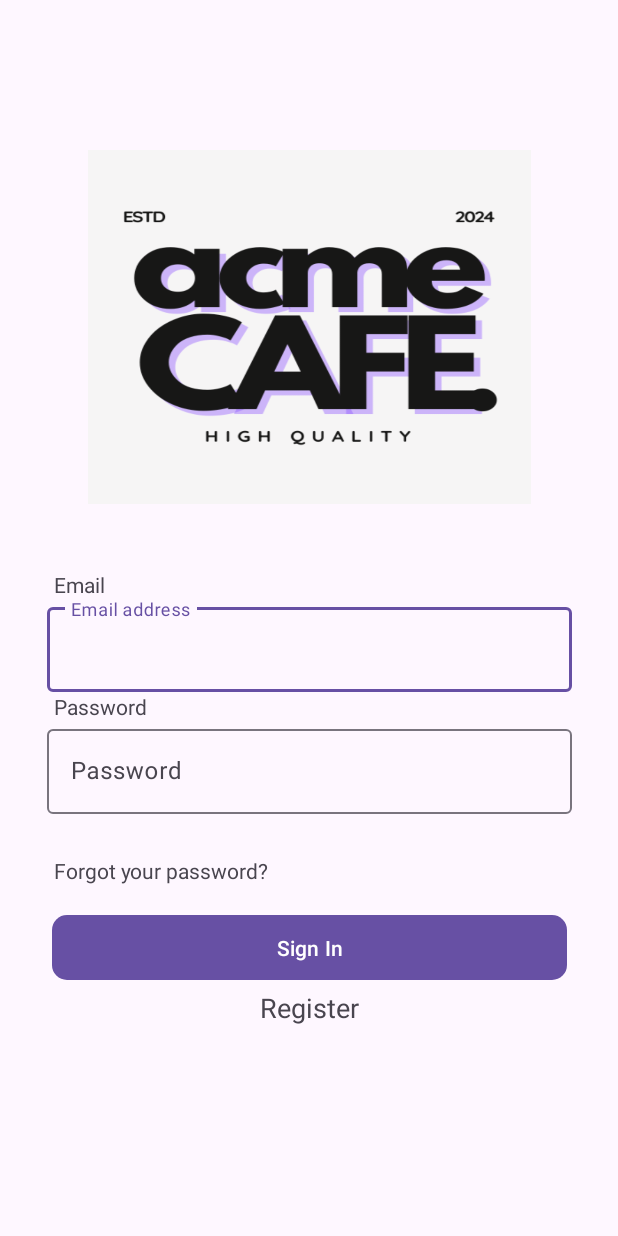
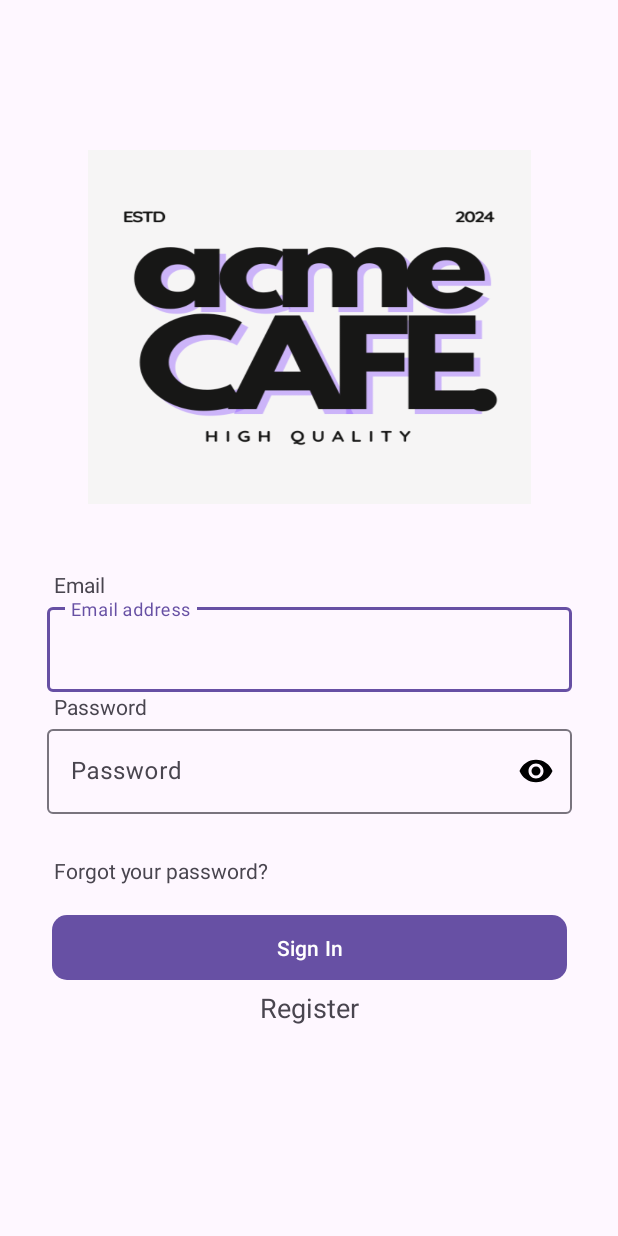
Before and after one commit to FabioMiguel2000/Acme-Caf-Order-System, an Android app: the screen it shows after launch (LoginActivity), after a tap on "Sign In", on a phone screen of 412 x 824 dp. Run offline under Robolectric (Android 15) with nearby library versions, the phone set to English and light mode, and no system bars; network calls fail; 1 other tap on this screen came first.

Commit message:
toggle enabled to password

```diff
--- a/coffee-order-application/app/src/main/java/com/feup/coffee_order_application/services/HttpHandlerClass.kt
+++ b/coffee-order-application/app/src/main/java/com/feup/coffee_order_application/services/HttpHandlerClass.kt
@@ -48,7 +48,7 @@ class HttpHandlerClass private  constructor(baseUrl : String ){
         _baseUrl = baseUrl + "api/auth/login"
         var url = URL(_baseUrl)
         var credentials: HashMap<String, String> = HashMap<String, String>()
-        credentials.put("username", username)
+        credentials.put("email", username)
         credentials.put("password", password)
         var params = credentials.toString()
 
--- a/coffee-order-application/app/src/main/res/layout/activity_login.xml
+++ b/coffee-order-application/app/src/main/res/layout/activity_login.xml
@@ -36,7 +36,10 @@
         android:layout_height="wrap_content"
         app:layout_constraintEnd_toEndOf="parent"
         app:layout_constraintStart_toStartOf="parent"
-        app:layout_constraintTop_toBottomOf="@+id/email_text">
+        app:layout_constraintTop_toBottomOf="@+id/email_text"
+
+
+        >
 
         <com.google.android.material.textfield.TextInputEditText
             android:id="@+id/email_value"
@@ -65,7 +68,13 @@
         android:layout_height="wrap_content"
         app:layout_constraintEnd_toEndOf="parent"
         app:layout_constraintStart_toStartOf="parent"
-        app:layout_constraintTop_toBottomOf="@+id/password_text">
+        app:layout_constraintTop_toBottomOf="@+id/password_text"
+
+        app:passwordToggleTint="@color/black"
+        app:passwordToggleEnabled="true"
+        android:scrollbarSize="25dp"
+
+        >
 
         <com.google.android.material.textfield.TextInputEditText
             android:id="@+id/password_value"
```
